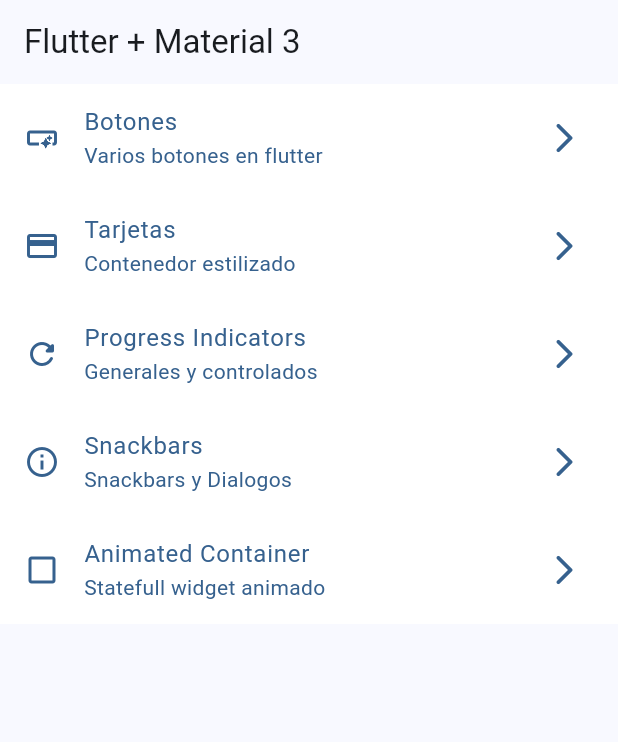
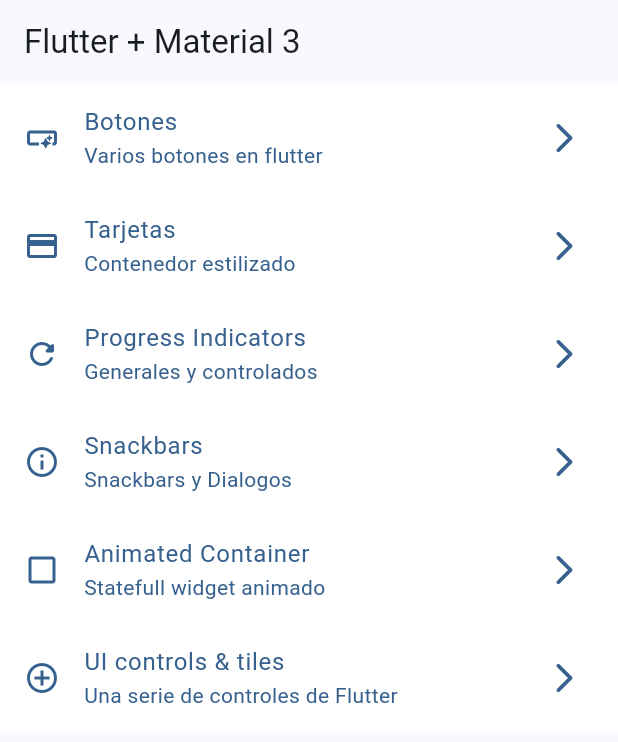
Before and after one commit to Curvi55/widgets_app, a Flutter app: the screen it shows after launch, on a phone screen of 412 x 824 dp. Shown: the top 742 px of the screen. Run offline on Flutter 3.47's test engine with Material 2 defaults, Android fonts, the phone set to English and light mode, and no system bars; our stand-ins replace go_router.

```diff
--- a/lib/config/menu/menu_items.dart
+++ b/lib/config/menu/menu_items.dart
@@ -51,13 +51,13 @@ class MenuItem {
         subTitle: 'Statefull widget animado',
         link:'/animated'  ,
         icon:Icons.check_box_outline_blank_outlined
+        ),
+      const MenuItem(
+        title:'UI controls & tiles' ,
+        subTitle: 'Una serie de controles de Flutter',
+        link:'/ui-controls'  ,
+        icon:Icons.control_point_sharp
         ), /*
-      const MenuItem(
-        title:'Tarjetas' ,
-        subTitle: 'Contenedor estilizado',
-        link:'/card'  ,
-        icon:Icons.credit_card
-        ),
       const MenuItem(
         title:'Tarjetas' ,
         subTitle: 'Contenedor estilizado',
--- a/lib/config/router/app_router.dart
+++ b/lib/config/router/app_router.dart
@@ -45,6 +45,12 @@ final appRouter = GoRouter(
       builder: (context, state) => const AnimatedScreens(),
     ),
 
+    GoRoute(
+      path: '/ui-controls',
+      name: UiControlsScreen.name,
+      builder: (context, state) => const UiControlsScreen(),
+    ),
+
 
   ],
 );
```
Also changed, not shown: lib/presentation/screens/ui_controls/ui_controls_screen.dart (+86 -1 lines).
